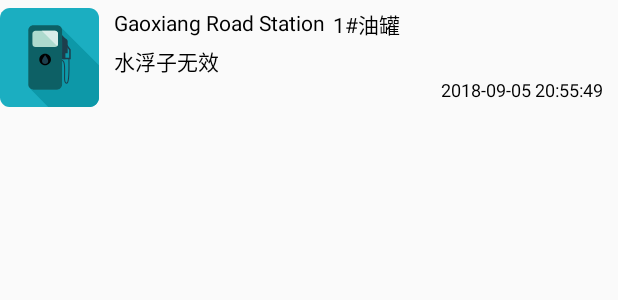
After one commit to luozifu/NetTank, an Android app: the layout notify.xml on its own in the app's theme, with its tools: preview values and no code run, on a phone screen of 412 x 824 dp. The commit adds this screen. Shown: the top 300 px of the screen. Run offline under Robolectric (Android 15) with nearby library versions, the phone set to English and light mode, and no system bars.

Commit message:
完成推送及通知栏

```diff
--- a/app/src/main/AndroidManifest.xml
+++ b/app/src/main/AndroidManifest.xml
@@ -14,7 +14,7 @@
         android:theme="@style/AppTheme">
         <activity
             android:name=".ui.main.MainActivity"
-            android:launchMode="singleTop"
+            android:launchMode="singleTask"
             android:screenOrientation="portrait" />
         <activity
             android:name=".ui.login.LoginActivity"
@@ -36,6 +36,7 @@
                 <category android:name="android.intent.category.LAUNCHER" />
             </intent-filter>
         </activity>
+        <service android:name=".service.PullService"/>
     </application>
 
 </manifest>
--- a/app/src/main/java/com/miaoxing/nettank/model/Tank.java
+++ b/app/src/main/java/com/miaoxing/nettank/model/Tank.java
@@ -43,6 +43,7 @@ public class Tank implements Serializable{
     /**
      * 温度
      */
+    @SerializedName("Temperature")
     public double temperature;
     /**
      * 油浮子高度
--- a/app/src/main/java/com/miaoxing/nettank/net/ApiService.java
+++ b/app/src/main/java/com/miaoxing/nettank/net/ApiService.java
@@ -91,5 +91,5 @@ public interface ApiService {
      */
     @POST("Api/tankinfoalarm")
     @FormUrlEncoded
-    Observable pullAlarm(@Field("UserID") String userID);
+    Observable<Result<List<AlarmResponse>>> pullAlarm(@Field("UserID") String userID);
 }
--- a/app/src/main/java/com/miaoxing/nettank/ui/info/adapter/TankAdapter.java
+++ b/app/src/main/java/com/miaoxing/nettank/ui/info/adapter/TankAdapter.java
@@ -45,7 +45,7 @@ public class TankAdapter extends RecyclerView.Adapter<TankAdapter.TankHolder> {
         holder.tvCapacity.setText(context.getString(R.string.capacity) + tank.capacity);
         holder.tvFuelLevel.setText(context.getString(R.string.fuel_level) + tank.fuelLevel);
         holder.tvWaterLevel.setText(context.getString(R.string.water_level) + tank.waterLevel);
-        //holder.tvTemperature.setText(context.getString(R.string.temperature)+tank.waterVol);
+        holder.tvTemperature.setText(context.getString(R.string.temperature)+tank.temperature);
         holder.tvTankName.setText(tank.tankName);
         holder.tvFuelVol.setText(tank.fuelVol + "L");
         holder.tvFuelName.setText(tank.fuelName);
--- a/app/src/main/java/com/miaoxing/nettank/util/DateTimeUtils.java
+++ b/app/src/main/java/com/miaoxing/nettank/util/DateTimeUtils.java
@@ -1,5 +1,6 @@
 package com.miaoxing.nettank.util;
 
+import java.text.ParseException;
 import java.text.SimpleDateFormat;
 import java.util.Date;
 
@@ -37,4 +38,9 @@ public class DateTimeUtils {
         return sdf.format(date);
     }
 
+    public static long getTime(String time,String formater) throws ParseException {
+        SimpleDateFormat sdf = new SimpleDateFormat(formater);
+        return sdf.parse(time).getTime();
+    }
+
 }
--- a/app/src/main/res/layout/fragment_station_detail.xml
+++ b/app/src/main/res/layout/fragment_station_detail.xml
@@ -18,7 +18,10 @@
         <androidx.recyclerview.widget.RecyclerView
             android:id="@+id/rv_histogram"
             android:layout_width="match_parent"
-            android:layout_height="match_parent">
+            android:layout_height="match_parent"
+            android:paddingLeft="@dimen/space_l"
+            android:paddingRight="@dimen/space_l"
+            android:layout_marginTop="@dimen/space_m">
 
         </androidx.recyclerview.widget.RecyclerView>
     </androidx.swiperefreshlayout.widget.SwipeRefreshLayout>
--- /dev/null
+++ b/app/src/main/res/layout/notify.xml
@@ -0,0 +1,44 @@
+<?xml version="1.0" encoding="utf-8"?>
+<RelativeLayout xmlns:android="http://schemas.android.com/apk/res/android"
+    android:layout_width="match_parent"
+    android:layout_height="wrap_content"
+    android:paddingTop="@dimen/space_s"
+    android:paddingBottom="@dimen/space_s">
+    <ImageView
+        android:id="@+id/iv_notify"
+        android:layout_width="wrap_content"
+        android:layout_height="wrap_content"
+        android:src="@drawable/vector_drawable_logo"/>
+    <TextView
+        android:id="@+id/tv_station_notify"
+        android:layout_width="wrap_content"
+        android:layout_height="wrap_content"
+        android:text="Gaoxiang Road Station"
+        android:layout_toRightOf="@id/iv_notify"
+        android:layout_marginLeft="@dimen/space_m"/>
+    <TextView
+        android:id="@+id/tv_tank_notify"
+        android:layout_width="wrap_content"
+        android:layout_height="wrap_content"
+        android:text="1#油罐"
+        android:layout_toRightOf="@id/tv_station_notify"
+        android:layout_marginLeft="@dimen/space_s"/>
+    <TextView
+        android:id="@+id/tv_alarm_notify"
+        android:layout_width="wrap_content"
+        android:layout_height="wrap_content"
+        android:text="水浮子无效"
+        android:layout_below="@id/tv_station_notify"
+        android:layout_toRightOf="@id/iv_notify"
+        android:layout_marginLeft="@dimen/space_m"
+        android:layout_marginTop="@dimen/space_s"/>
+    <TextView
+        android:id="@+id/tv_alarm_time_notify"
+        android:layout_width="wrap_content"
+        android:layout_height="wrap_content"
+        android:text="2018-09-05 20:55:49"
+        android:layout_alignParentRight="true"
+        android:layout_below="@id/tv_alarm_notify"
+        android:textSize="@dimen/text_size_small"
+        android:layout_marginRight="@dimen/space_m"/>
+</RelativeLayout>
--- a/app/src/main/res/layout/recycler_tank.xml
+++ b/app/src/main/res/layout/recycler_tank.xml
@@ -52,8 +52,8 @@
             <ProgressBar
                 android:id="@+id/pb_tank"
                 android:layout_alignParentRight="true"
-                android:layout_marginRight="31dp"
-                android:layout_width="6dp"
+                android:layout_marginRight="29.5dp"
+                android:layout_width="8dp"
                 android:layout_height="match_parent"
                 android:layout_marginTop="11dp"
                 android:layout_marginBottom="@dimen/space_s"
```
Also changed, not shown: app/src/main/java/com/miaoxing/nettank/database/AppDataBase.java (+4 -4 lines), app/src/main/java/com/miaoxing/nettank/service/PullService.java (added, +129 -0 lines), app/src/main/java/com/miaoxing/nettank/service/PullUtils.java (added, +46 -0 lines), app/src/main/java/com/miaoxing/nettank/ui/info/response/AlarmDao.java (added, +11 -0 lines), app/src/main/java/com/miaoxing/nettank/ui/info/response/AlarmResponse.java (+12 -2 lines), app/src/main/java/com/miaoxing/nettank/ui/main/MainActivity.java (+12 -0 lines), app/src/main/java/com/miaoxing/nettank/ui/setting/SettingActivity.java (+5 -2 lines), app/src/main/res/layout/recycler_histogram.xml (+7 -4 lines).
